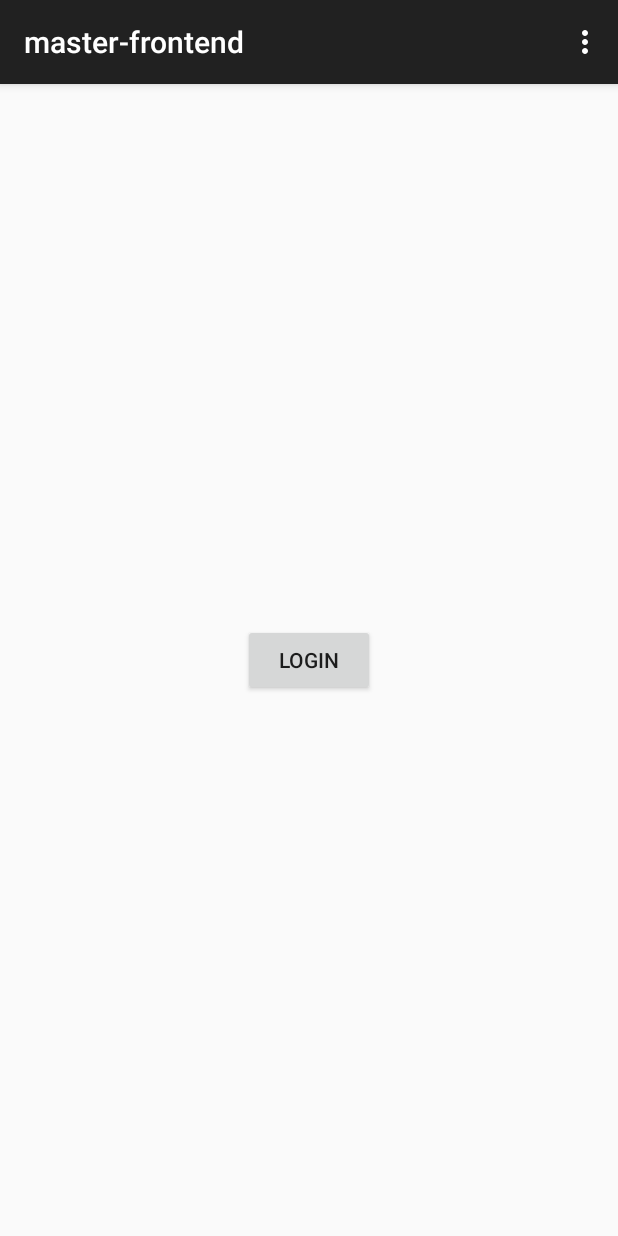
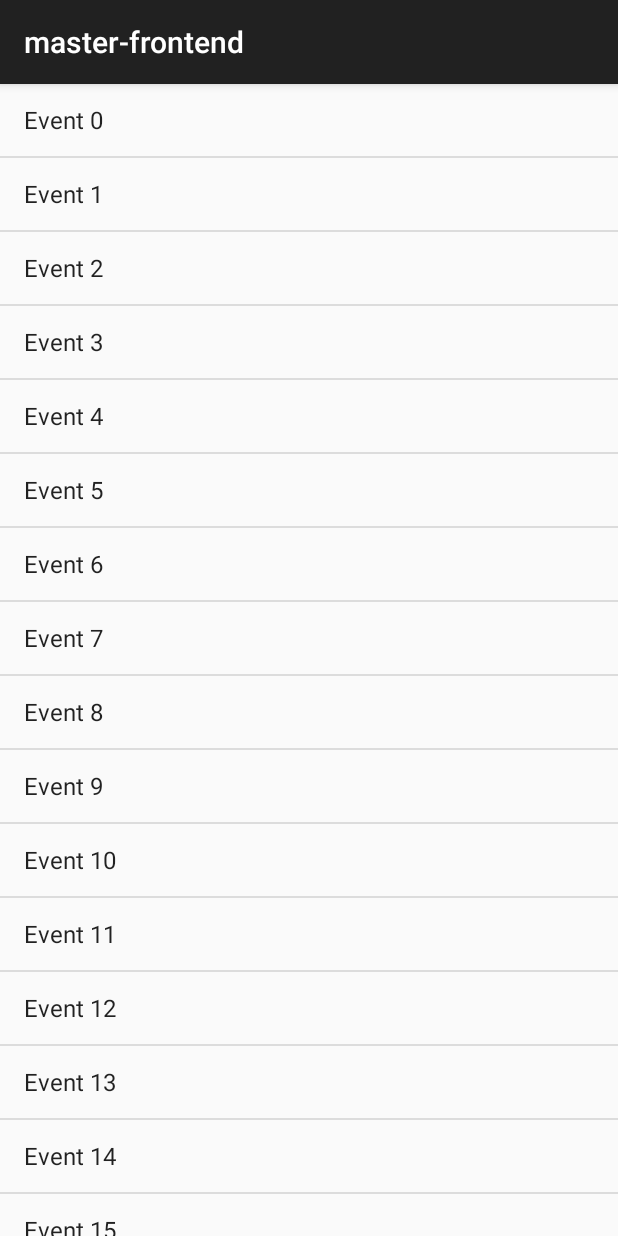
Before and after one commit to eirikst/master-frontend, an Android app: the screen it shows after launch (MainActivity before the commit, EventActivity after it), on a phone screen of 412 x 824 dp. Run offline under Robolectric (Android 15) with nearby library versions, the phone set to English and light mode, and no system bars; our stand-ins replace ButterKnife.

Commit message:
Fixed swipe refresh

```diff
--- a/app/src/main/java/com/andreasogeirik/master_frontend/MainActivity.java
+++ b/app/src/main/java/com/andreasogeirik/master_frontend/MainActivity.java
@@ -1,5 +1,6 @@
 package com.andreasogeirik.master_frontend;
 
+import android.app.Activity;
 import android.content.Intent;
 import android.support.v7.app.ActionBarActivity;
 import android.os.Bundle;
@@ -8,55 +9,34 @@ import android.view.MenuItem;
 import android.widget.Button;
 
 import com.andreasogeirik.master_frontend.auth.login.LoginActivity;
+import com.andreasogeirik.master_frontend.auth.register.RegisterActivity;
 import com.andreasogeirik.master_frontend.util.Constants;
 
 import butterknife.Bind;
 import butterknife.ButterKnife;
 import butterknife.OnClick;
 
-public class MainActivity extends ActionBarActivity {
+public class MainActivity extends Activity {
 
     @Bind(R.id.login) Button login;
+    @Bind(R.id.register) Button register;
 
     @Override
     protected void onCreate(Bundle savedInstanceState) {
         super.onCreate(savedInstanceState);
         setContentView(R.layout.activity_main);
-
         ButterKnife.bind(this);
-
-//        new GetRequest().execute(Constants.BACKEND_URL + "greeting");
     }
 
-
     @OnClick(R.id.login)
-    public void submit(){
+    public void login(){
         Intent i = new Intent(getApplicationContext(), LoginActivity.class);
         startActivity(i);
     }
 
-
-
-
-    @Override
-    public boolean onCreateOptionsMenu(Menu menu) {
-        // Inflate the menu; this adds items to the action bar if it is present.
-        getMenuInflater().inflate(R.menu.menu_main, menu);
-        return true;
-    }
-
-    @Override
-    public boolean onOptionsItemSelected(MenuItem item) {
-        // Handle action bar item clicks here. The action bar will
-        // automatically handle clicks on the Home/Up button, so long
-        // as you specify a parent activity in AndroidManifest.xml.
-        int id = item.getItemId();
-
-        //noinspection SimplifiableIfStatement
-        if (id == R.id.action_settings) {
-            return true;
-        }
-
-        return super.onOptionsItemSelected(item);
+    @OnClick(R.id.register)
+    public void register(){
+        Intent i = new Intent(getApplicationContext(), RegisterActivity.class);
+        startActivity(i);
     }
 }
--- a/app/src/main/java/com/andreasogeirik/master_frontend/auth/login/LoginActivity.java
+++ b/app/src/main/java/com/andreasogeirik/master_frontend/auth/login/LoginActivity.java
@@ -15,6 +15,7 @@ import android.widget.EditText;
 import android.widget.Toast;
 
 import com.andreasogeirik.master_frontend.R;
+import com.andreasogeirik.master_frontend.auth.login.interfaces.ILoginView;
 import com.andreasogeirik.master_frontend.event.EventActivity;
 
 import org.json.JSONException;
--- a/app/src/main/java/com/andreasogeirik/master_frontend/auth/login/LoginPresenter.java
+++ b/app/src/main/java/com/andreasogeirik/master_frontend/auth/login/LoginPresenter.java
@@ -1,5 +1,8 @@
 package com.andreasogeirik.master_frontend.auth.login;
 
+import com.andreasogeirik.master_frontend.auth.login.interfaces.ILoginPresenter;
+import com.andreasogeirik.master_frontend.auth.login.interfaces.ILoginView;
+import com.andreasogeirik.master_frontend.auth.login.interfaces.OnLoginFinishedListener;
 import com.andreasogeirik.master_frontend.model.User;
 import com.andreasogeirik.master_frontend.util.Constants;
 
--- a/app/src/main/java/com/andreasogeirik/master_frontend/auth/login/LoginTask.java
+++ b/app/src/main/java/com/andreasogeirik/master_frontend/auth/login/LoginTask.java
@@ -1,8 +1,8 @@
 package com.andreasogeirik.master_frontend.auth.login;
 
 import android.os.AsyncTask;
-import android.util.Log;
 
+import com.andreasogeirik.master_frontend.auth.login.interfaces.OnLoginFinishedListener;
 import com.andreasogeirik.master_frontend.model.User;
 
 import org.json.JSONException;
@@ -12,7 +12,6 @@ import org.springframework.http.HttpHeaders;
 import org.springframework.http.HttpMethod;
 import org.springframework.http.MediaType;
 import org.springframework.http.ResponseEntity;
-import org.springframework.http.client.ClientHttpRequestFactory;
 import org.springframework.http.client.SimpleClientHttpRequestFactory;
 import org.springframework.web.client.RestTemplate;
 
@@ -34,7 +33,7 @@ public class LoginTask extends AsyncTask<Void, Void, String> {
     protected String doInBackground(Void... params) {
         try {
             RestTemplate template = new RestTemplate();
-            ((SimpleClientHttpRequestFactory)template.getRequestFactory()).setConnectTimeout(1000*10);
+            ((SimpleClientHttpRequestFactory)template.getRequestFactory()).setConnectTimeout(1000 * 10);
 
             JSONObject request = new JSONObject();
             request.put("username", this.user.getUsername());
--- a/app/src/main/java/com/andreasogeirik/master_frontend/auth/login/ILoginPresenter.java
+++ b/app/src/main/java/com/andreasogeirik/master_frontend/auth/login/interfaces/ILoginPresenter.java
@@ -1,4 +1,4 @@
-package com.andreasogeirik.master_frontend.auth.login;
+package com.andreasogeirik.master_frontend.auth.login.interfaces;
 
 /**
  * Created by Andreas on 26.01.2016.
--- a/app/src/main/java/com/andreasogeirik/master_frontend/auth/login/ILoginView.java
+++ b/app/src/main/java/com/andreasogeirik/master_frontend/auth/login/interfaces/ILoginView.java
@@ -1,4 +1,4 @@
-package com.andreasogeirik.master_frontend.auth.login;
+package com.andreasogeirik.master_frontend.auth.login.interfaces;
 
 import org.json.JSONObject;
 
--- a/app/src/main/java/com/andreasogeirik/master_frontend/auth/login/OnLoginFinishedListener.java
+++ b/app/src/main/java/com/andreasogeirik/master_frontend/auth/login/interfaces/OnLoginFinishedListener.java
@@ -1,4 +1,4 @@
-package com.andreasogeirik.master_frontend.auth.login;
+package com.andreasogeirik.master_frontend.auth.login.interfaces;
 
 import org.json.JSONObject;
 
--- a/app/src/main/java/com/andreasogeirik/master_frontend/event/EventActivity.java
+++ b/app/src/main/java/com/andreasogeirik/master_frontend/event/EventActivity.java
@@ -1,36 +1,71 @@
 package com.andreasogeirik.master_frontend.event;
 
-import android.content.Intent;
 import android.support.v7.app.AppCompatActivity;
 import android.os.Bundle;
+import android.widget.ListView;
+import android.widget.SimpleAdapter;
 import android.widget.TextView;
 
+import com.andreasogeirik.master_frontend.util.CustomSwipeRefreshLayout;
 import com.andreasogeirik.master_frontend.R;
-import com.andreasogeirik.master_frontend.auth.login.LoginActivity;
+
+import java.util.ArrayList;
+import java.util.HashMap;
+import java.util.List;
+import java.util.Map;
 
 import butterknife.Bind;
 import butterknife.ButterKnife;
 
-public class EventActivity extends AppCompatActivity {
+public class EventActivity extends AppCompatActivity implements CustomSwipeRefreshLayout.OnRefreshListener {
 
-    @Bind(R.id.username)
-    TextView username;
+    @Bind(R.id.swipe_container)
+    CustomSwipeRefreshLayout swipeContainer;
 
-    @Bind(R.id.password)
-    TextView password;
+    @Bind(R.id.listView)
+    ListView listView;
+
+    @Bind(R.id.empty_view)
+    TextView emptyView;
 
     @Override
     protected void onCreate(Bundle savedInstanceState) {
         super.onCreate(savedInstanceState);
         setContentView(R.layout.activity_event);
-
         ButterKnife.bind(this);
 
-        Intent mainActivityIntent = getIntent();
+        this.swipeContainer.setOnRefreshListener(this);
 
-        String username = mainActivityIntent.getExtras().getString("username");
-        String password = mainActivityIntent.getExtras().getString("password");
-        this.username.append(username);
-        this.password.append(password);
+        this.swipeContainer.setListView(this.listView);
+
+        this.listView.setEmptyView(this.emptyView);
+
+        loadDummyEvents();
+    }
+
+
+    public void loadDummyEvents(){
+        List<Map<String, String>> eventList = new ArrayList<>();
+
+        for (int i = 0; i < 20; i++) {
+            Map<String, String> event = new HashMap<>();
+            event.put("Event", "Event " + Integer.toString(i));
+            eventList.add(event);
+        }
+        SimpleAdapter simpleAdpt = new SimpleAdapter(this, eventList, android.R.layout.simple_list_item_1, new String[] {"Event"}, new int[] {android.R.id.text1});
+        this.listView.setEmptyView(this.emptyView);
+        this.listView.setAdapter(simpleAdpt);
+        this.swipeContainer.setRefreshing(false);
+    }
+
+    @Override
+    public void onRefresh() {
+        deleteItems();
+    }
+
+    public void deleteItems(){
+        this.listView.setAdapter(new SimpleAdapter(this, new ArrayList<Map<String, ?>>(), android.R.layout.simple_list_item_1, new String[] {"Event"}, new int[] {android.R.id.text1}));
+        swipeContainer.setRefreshing(false);
+
     }
 }
--- /dev/null
+++ b/app/src/main/java/com/andreasogeirik/master_frontend/util/CustomSwipeRefreshLayout.java
@@ -0,0 +1,34 @@
+package com.andreasogeirik.master_frontend.util;
+
+import android.content.Context;
+import android.support.v4.widget.SwipeRefreshLayout;
+import android.util.AttributeSet;
+import android.widget.ListView;
+
+/**
+ * Created by Andreas on 29.01.2016.
+ */
+public class CustomSwipeRefreshLayout extends SwipeRefreshLayout {
+    private ListView listView;
+
+    public CustomSwipeRefreshLayout(Context context) {
+        super(context);
+    }
+
+    public CustomSwipeRefreshLayout(Context context, AttributeSet attrs) {
+        super(context, attrs);
+    }
+
+
+    public void setListView(ListView listView) {
+        this.listView = listView;
+    }
+
+    @Override
+    public boolean canChildScrollUp(){
+        if (listView == null){
+            return true;
+        }
+        return listView.canScrollVertically(-1);
+    }
+}
--- a/app/src/main/res/layout/activity_event.xml
+++ b/app/src/main/res/layout/activity_event.xml
@@ -1,29 +1,39 @@
 <?xml version="1.0" encoding="utf-8"?>
-<RelativeLayout xmlns:android="http://schemas.android.com/apk/res/android"
-    xmlns:tools="http://schemas.android.com/tools"
+<com.andreasogeirik.master_frontend.util.CustomSwipeRefreshLayout
+    android:id="@+id/swipe_container"
+    xmlns:android="http://schemas.android.com/apk/res/android"
     android:layout_width="match_parent"
-    android:layout_height="match_parent"
-    android:paddingBottom="@dimen/activity_vertical_margin"
-    android:paddingLeft="@dimen/activity_horizontal_margin"
-    android:paddingRight="@dimen/activity_horizontal_margin"
-    android:paddingTop="@dimen/activity_vertical_margin"
-    tools:context="com.andreasogeirik.master_frontend.event.EventActivity">
+    android:layout_height="wrap_content">
 
-    <TextView
-        android:layout_width="wrap_content"
+    <FrameLayout
+        android:layout_width="match_parent"
         android:layout_height="wrap_content"
-        android:text="Username: "
-        android:id="@+id/username"
-        android:layout_alignParentTop="true"
-        android:layout_alignParentLeft="true"
-        android:layout_alignParentStart="true" />
+        android:clickable="true">
 
-    <TextView
-        android:layout_width="wrap_content"
-        android:layout_height="wrap_content"
-        android:text="Password: "
-        android:id="@+id/password"
-        android:layout_below="@+id/username"
-        android:layout_alignParentLeft="true"
-        android:layout_alignParentStart="true" />
-</RelativeLayout>
+        <ListView
+            android:id="@+id/listView"
+            android:layout_width="match_parent"
+            android:layout_height="wrap_content"
+            android:fadingEdge="none"
+            android:footerDividersEnabled="false"
+            android:headerDividersEnabled="false"/>
+
+        <ScrollView
+            android:layout_width="match_parent"
+            android:layout_height="wrap_content"
+            android:layout_gravity="center"
+            android:gravity="center">
+
+            <TextView
+                android:id="@+id/empty_view"
+                android:layout_width="match_parent"
+                android:layout_height="wrap_content"
+                android:layout_gravity="center"
+                android:gravity="center"
+                android:visibility="gone"
+                android:text="No Data"
+                android:textSize="25dp"
+                android:fontFamily="sans-serif"/>
+        </ScrollView>
+    </FrameLayout>
+</com.andreasogeirik.master_frontend.util.CustomSwipeRefreshLayout>
```
Also changed, not shown: app/src/main/AndroidManifest.xml (+6 -5 lines), app/src/main/java/com/andreasogeirik/master_frontend/GetRequest.java (deleted, +0 -32 lines), app/src/main/java/com/andreasogeirik/master_frontend/auth/register/RegisterActivity.java (+25 -4 lines), app/src/main/java/com/andreasogeirik/master_frontend/auth/register/interfaces/IRegisterView.java (added, +11 -0 lines), app/src/main/res/layout/activity_main.xml (+10 -1 lines), app/src/main/res/layout/activity_register.xml (added, +22 -0 lines).
